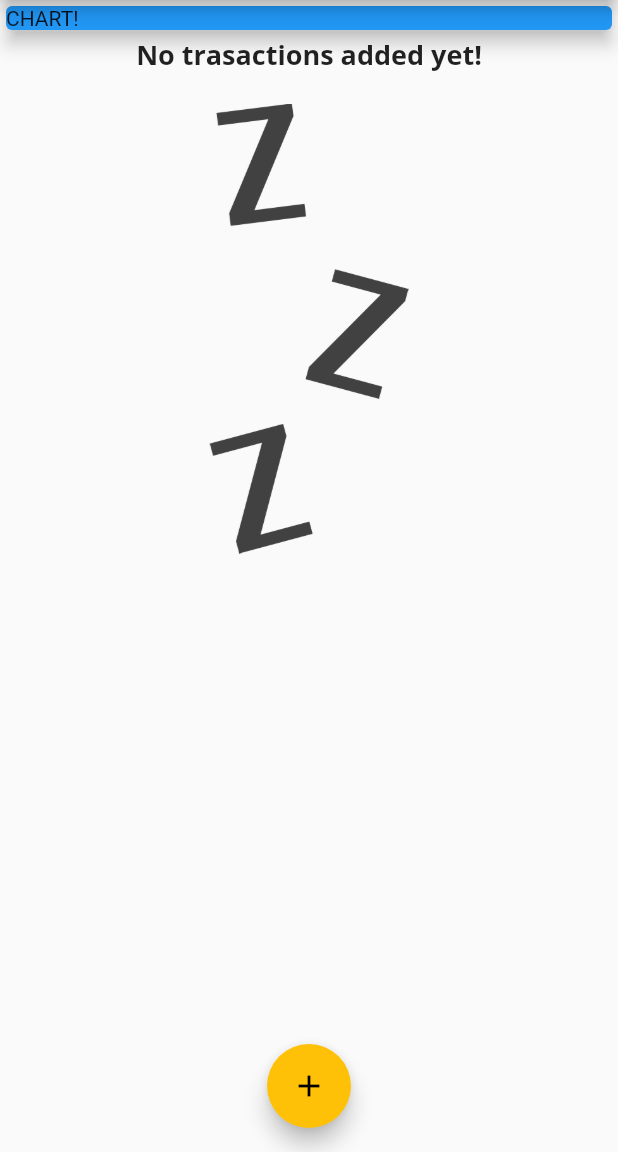
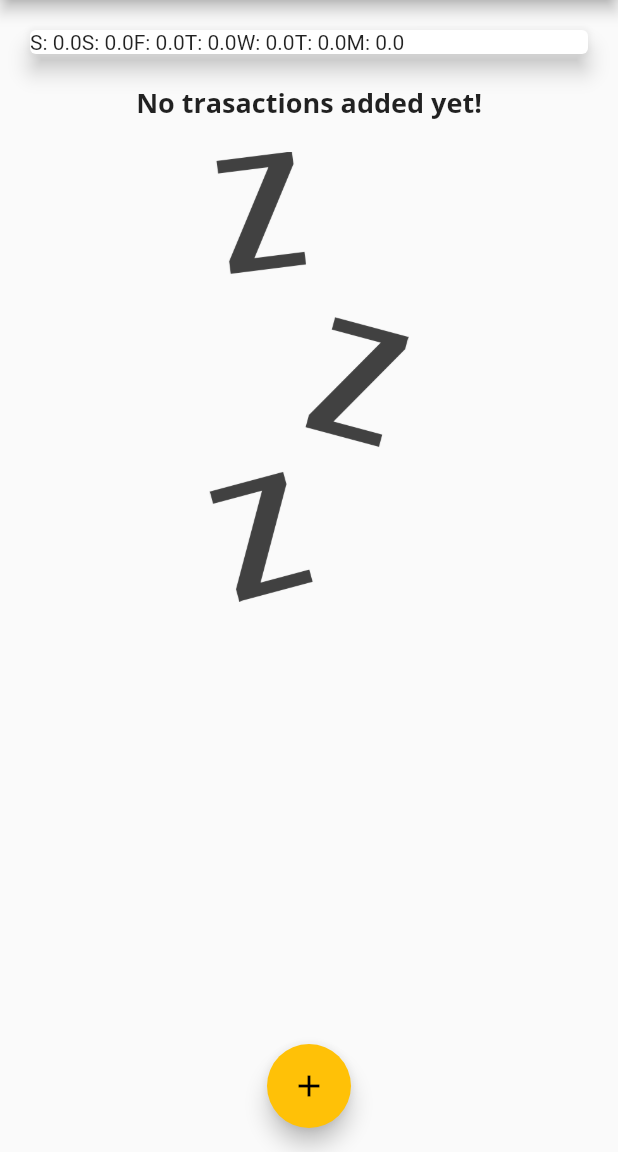
Before and after one commit to andreisas06/personal-expenses-app, a Flutter app: the screen it shows after launch, on a phone screen of 412 x 824 dp, the part 84-1236 px from its top. Run offline on Flutter 3.47's test engine with Material 2 defaults, Android fonts, the phone set to English and light mode, and no system bars.

Commit message:
started working on the chart

```diff
--- a/lib/main.dart
+++ b/lib/main.dart
@@ -1,4 +1,5 @@
 import 'package:flutter/material.dart';
+import './widgets/chart.dart';
 import './widgets/new_transaction.dart';
 import './widgets/transaction_list.dart';
 import './models/transaction.dart';
@@ -51,6 +52,12 @@ class _MyHomePageState extends State<MyHomePage> {
     //     date: DateTime.now())
   ];
 
+  List<Transaction> get _recentTransactions {
+    return _userTransactions.where((tx) {
+      return tx.date.isAfter(DateTime.now().subtract(Duration(days: 7)));
+    }).toList();
+  }
+
   void _addNewTransaction(String txTitle, double txAmount) {
     final newTx = Transaction(
         title: txTitle,
@@ -94,14 +101,7 @@ class _MyHomePageState extends State<MyHomePage> {
           //mainAxisAlignment: MainAxisAlignment.start,
           crossAxisAlignment: CrossAxisAlignment.stretch,
           children: <Widget>[
-            Container(
-              width: double.infinity,
-              child: Card(
-                color: Colors.blue,
-                child: Text('CHART!'),
-                elevation: 5,
-              ),
-            ),
+            Chart(_recentTransactions),
             TransactionList(_userTransactions),
           ],
         ),
--- a/lib/widgets/chart.dart
+++ b/lib/widgets/chart.dart
@@ -0,0 +1,47 @@
+import 'package:flutter/material.dart';
+import '../models/transaction.dart';
+import 'package:intl/intl.dart';
+
+class Chart extends StatelessWidget {
+  final List<Transaction> recentTransactions;
+
+  Chart(this.recentTransactions);
+
+  List<Map<String, Object>> get groupedTransactionValues {
+    return List.generate(7, (index) {
+      final weekDay = DateTime.now().subtract(
+        Duration(days: index),
+      );
+
+      var totalSum = 0.0;
+
+      for (var i = 0; i < recentTransactions.length; i++) {
+        if (recentTransactions[i].date.day == weekDay.day &&
+            recentTransactions[i].date.month == weekDay.month &&
+            recentTransactions[i].date.year == weekDay.year) {
+          totalSum += recentTransactions[i].amount;
+        }
+      }
+
+      return {
+        'day': DateFormat.E().format(weekDay).substring(0, 1),
+        'amount': totalSum
+      };
+    });
+  }
+
+  @override
+  Widget build(BuildContext context) {
+    return Card(
+      elevation: 6,
+      margin: EdgeInsets.all(20),
+      child: Row(
+        children: groupedTransactionValues.map(
+          (data) {
+            return Text('${data['day']}: ${data['amount']}');
+          },
+        ).toList(),
+      ),
+    );
+  }
+}
--- /dev/null
+++ b/lib/widgets/chart_bar.dart
@@ -0,0 +1,16 @@
+import 'package:flutter/material.dart';
+
+class ChartBar extends StatelessWidget {
+  final String label;
+  final double spendingAmount;
+  final double spendingPctOfTotal;
+
+  ChartBar(this.label, this.spendingAmount, this.spendingPctOfTotal);
+
+  @override
+  Widget build(BuildContext context) {
+    return Column(children: [
+      Text('\$${spendingAmount.toStringAsFixed(0)}')
+    ],);
+  }
+}
```
